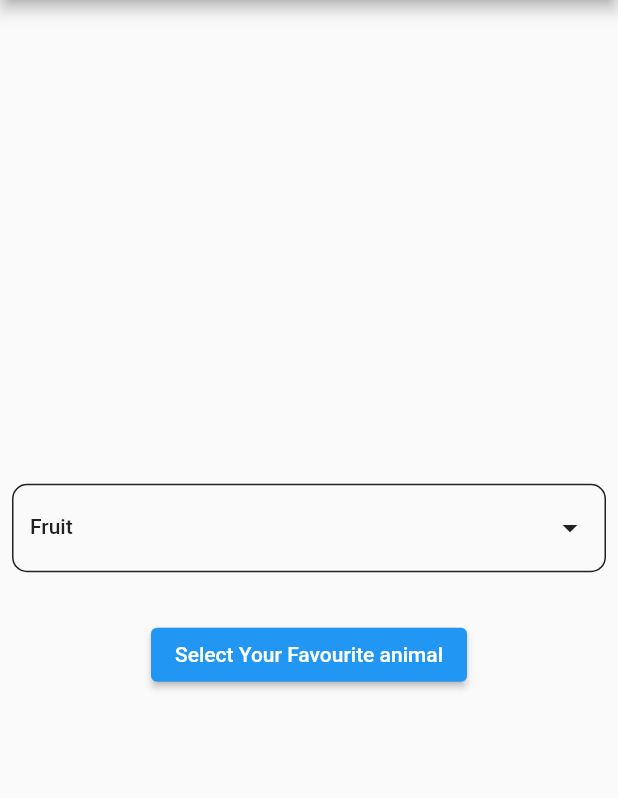
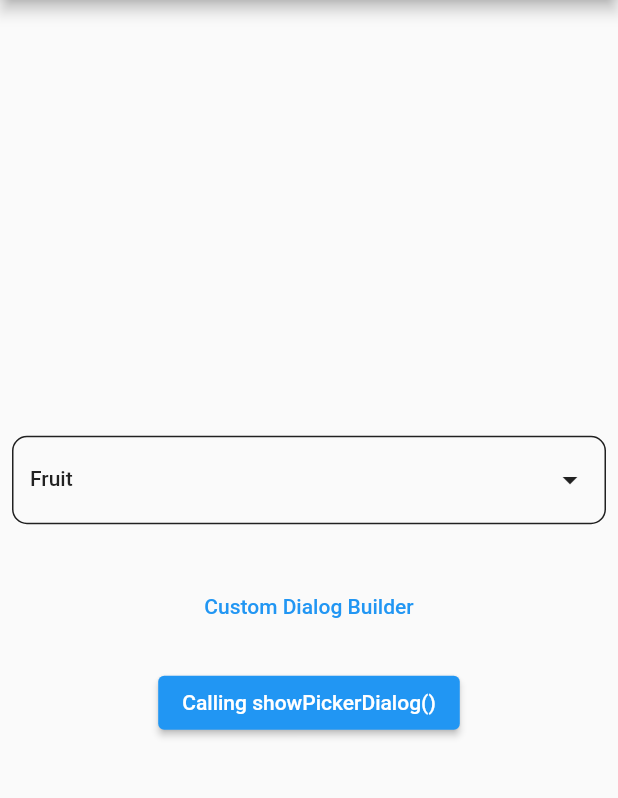
Before and after one commit to OutdatedGuy/list_picker, a Flutter app: the screen it shows after launch, on a phone screen of 412 x 824 dp, the part 84-882 px from its top. Run offline on Flutter 3.47's test engine with Material 2 defaults, Android fonts, the phone set to English and light mode, and no system bars.

Commit message:
refactor: updated example to show ListPickerDialog

```diff
--- a/example/lib/data/animals_list.dart
+++ b/example/lib/data/animals_list.dart
@@ -1,4 +1,3 @@
-// list of 20 animals
 const animals = [
   "Aardvark",
   "Albatross",
--- /dev/null
+++ b/example/lib/data/sports_list.dart
@@ -0,0 +1,56 @@
+const sports = [
+  "AFL",
+  "American Football",
+  "Archery",
+  "Australian Rules Football",
+  "Badminton",
+  "Baseball",
+  "Basketball",
+  "Beach Volleyball",
+  "Bobsleigh",
+  "Bocce",
+  "Boxing",
+  "Canoe",
+  "Cricket",
+  "Curling",
+  "Cycling",
+  "Darts",
+  "Diving",
+  "Equestrian",
+  "Field Hockey",
+  "Fishing",
+  "Football",
+  "Gaelic Football",
+  "Golf",
+  "Gymnastics",
+  "Handball",
+  "Hockey",
+  "Ice Hockey",
+  "Judo",
+  "Lacrosse",
+  "Martial Arts",
+  "Mixed Martial Arts",
+  "Motorcycle Racing",
+  "Netball",
+  "Orienteering",
+  "Polo",
+  "Rugby",
+  "Sailing",
+  "Scuba Diving",
+  "Shooting",
+  "Skateboarding",
+  "Skiing",
+  "Sledding",
+  "Snowboarding",
+  "Softball",
+  "Squash",
+  "Surfing",
+  "Swimming",
+  "Table Tennis",
+  "Tennis",
+  "Track and Field",
+  "Volleyball",
+  "Water Polo",
+  "Weightlifting",
+  "Wrestling",
+];
--- a/example/lib/main.dart
+++ b/example/lib/main.dart
@@ -6,6 +6,7 @@ import 'package:list_picker/list_picker.dart';
 
 // List Data
 import 'data/fruits_list.dart';
+import 'data/sports_list.dart';
 import 'data/animals_list.dart';
 
 void main() {
@@ -38,7 +39,6 @@ class MyHomePage extends StatefulWidget {
 
 class _MyHomePageState extends State<MyHomePage> {
   final fieldCont = TextEditingController();
-  final btnCont = TextEditingController();
 
   @override
   Widget build(BuildContext context) {
@@ -51,12 +51,50 @@ class _MyHomePageState extends State<MyHomePage> {
         child: Column(
           mainAxisAlignment: MainAxisAlignment.center,
           children: [
+            // Using the ListPickerField widget
             ListPickerField(
               label: "Fruit",
               items: fruits,
               controller: fieldCont,
             ),
             const SizedBox(height: 16),
+
+            // Using ListPickerDialog for custom dialog builder
+            TextButton(
+              onPressed: () async {
+                String? sport = await showDialog(
+                  context: context,
+                  builder: (context) => Scaffold(
+                    backgroundColor: Colors.transparent,
+                    appBar: AppBar(
+                      title: const Text('List Picker Dialog'),
+                      shape: const RoundedRectangleBorder(
+                        borderRadius: BorderRadius.vertical(
+                          bottom: Radius.circular(18),
+                        ),
+                      ),
+                      backgroundColor: Colors.amber,
+                    ),
+                    body: const ListPickerDialog(
+                      label: "Sport",
+                      items: sports,
+                    ),
+                  ),
+                );
+
+                if (sport != null) {
+                  ScaffoldMessenger.of(context).showSnackBar(
+                    SnackBar(
+                      content: Text(sport),
+                    ),
+                  );
+                }
+              },
+              child: const Text("Custom Dialog Builder"),
+            ),
+            const SizedBox(height: 16),
+
+            // Using showPickerDialog for custom widget
             ElevatedButton(
               onPressed: () async {
                 String? animal = await showPickerDialog(
@@ -65,13 +103,15 @@ class _MyHomePageState extends State<MyHomePage> {
                   items: animals,
                 );
 
-                ScaffoldMessenger.of(context).showSnackBar(
-                  SnackBar(
-                    content: Text(animal ?? "No animal selected"),
-                  ),
-                );
+                if (animal != null) {
+                  ScaffoldMessenger.of(context).showSnackBar(
+                    SnackBar(
+                      content: Text(animal),
+                    ),
+                  );
+                }
               },
-              child: const Text("Select Your Favourite animal"),
+              child: const Text("Calling showPickerDialog()"),
             ),
           ],
         ),
```
